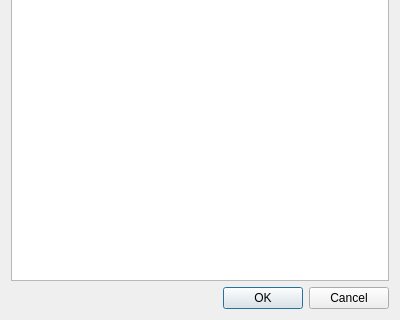
Qt form UI/glowbot-structures.ui (textbrowser/glitch) before a commit; both pictures show x 0 to 400 and y 280 to 600 of the 400 by 600 pixel window.
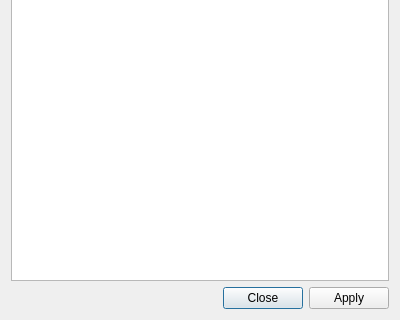
The same form after that commit. Icons and pictures are not drawn. Custom widgets are drawn as their Qt base class.

Commit message: Apply/Close instead of OK/Cancel.

What changed in the file:
```diff
--- a/UI/glowbot-structures.ui
+++ b/UI/glowbot-structures.ui
@@ -51,7 +51,7 @@
       <enum>Qt::Horizontal</enum>
      </property>
      <property name="standardButtons">
-      <set>QDialogButtonBox::Cancel|QDialogButtonBox::Ok</set>
+      <set>QDialogButtonBox::Apply|QDialogButtonBox::Close</set>
      </property>
     </widget>
    </item>
```
The commit also changes 3 other files.
